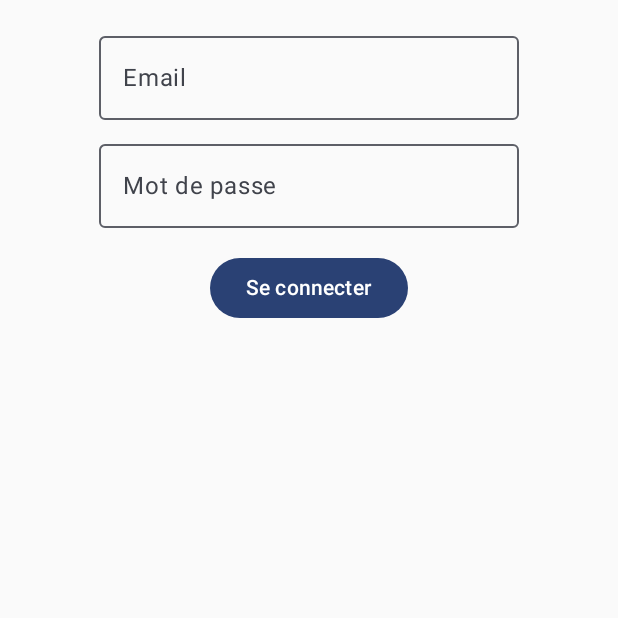
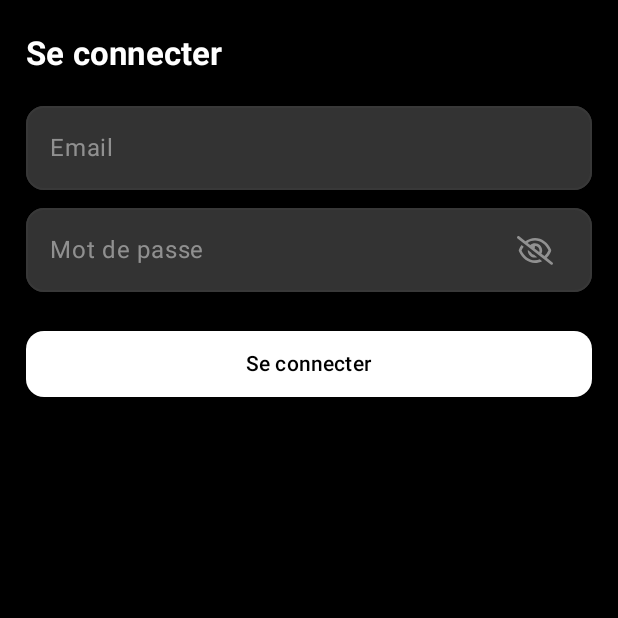
Before and after one commit to Aquillot/harmony-application, an Android app built with Jetpack Compose: the screen it shows after launch (MainActivity), on a phone screen of 412 x 824 dp, the top half of it. Run offline under Robolectric (Android 15) with nearby library versions, the phone set to English and light mode, and no system bars; our stand-ins replace Dagger/Hilt's generated code.

Commit message:
feat(ui): add initial app theme and login screen styling
Added first version of the custom app theme and styled the login screen.
Introduced reusable EmailTextField and PasswordTextField components.

```diff
--- a/app/src/main/java/fr/harmony/MainActivity.kt
+++ b/app/src/main/java/fr/harmony/MainActivity.kt
@@ -7,7 +7,7 @@ import androidx.navigation.compose.NavHost
 import androidx.navigation.compose.composable
 import androidx.navigation.compose.rememberNavController
 import dagger.hilt.android.AndroidEntryPoint
-import fr.harmony.ui.theme.MyApplicationTheme
+import fr.harmony.ui.theme.HarmonyTheme
 import fr.harmony.login.mvi.LoginScreen
 import fr.harmony.api.TokenManager
 import javax.inject.Inject
@@ -23,14 +23,11 @@ class MainActivity : ComponentActivity() {
 
 
         setContent {
-            MyApplicationTheme {
+            HarmonyTheme {
                 val nav = rememberNavController()
-                // Determination de la destination de départ
-                var startDestination = "home"
                 var token = tokenManager.getToken()
-                if (token == null) {
-                    startDestination = "login"
-                }
+                val startDestination = if (token == null) "login" else "home"
+
                 println(startDestination)
                 println(token)
                 NavHost(navController = nav, startDestination = startDestination) {
--- /dev/null
+++ b/app/src/main/java/fr/harmony/components/authentication/EmailTextField.kt
@@ -0,0 +1,46 @@
+package fr.harmony.components.authentication
+
+import androidx.compose.foundation.border
+import androidx.compose.foundation.layout.Box
+import androidx.compose.foundation.layout.fillMaxWidth
+import androidx.compose.foundation.shape.RoundedCornerShape
+import androidx.compose.foundation.text.KeyboardOptions
+import androidx.compose.material3.Text
+import androidx.compose.material3.TextField
+import androidx.compose.material3.TextFieldDefaults
+import androidx.compose.runtime.Composable
+import androidx.compose.ui.Modifier
+import androidx.compose.ui.graphics.Color
+import androidx.compose.ui.text.input.KeyboardType
+import androidx.compose.ui.unit.dp
+import fr.harmony.ui.theme.AppThemeColors
+
+@Composable
+fun EmailTextField(email: String, onEmailChange: (String) -> Unit) {
+    Box(
+        modifier = Modifier
+            .border(1.dp, AppThemeColors.custom.darkCardStroke, RoundedCornerShape(12.dp))
+    ) {
+        TextField(
+            value = email,
+            onValueChange = onEmailChange,
+            label = { Text("Email") },
+            singleLine = true,
+            placeholder = { Text("") },
+            keyboardOptions = KeyboardOptions(keyboardType = KeyboardType.Email),
+            colors = TextFieldDefaults.colors(
+                focusedTextColor = AppThemeColors.custom.textColor,
+                unfocusedTextColor = AppThemeColors.custom.textColor,
+                focusedLabelColor = AppThemeColors.custom.disabledTextColor,
+                unfocusedLabelColor = AppThemeColors.custom.disabledTextColor,
+                unfocusedIndicatorColor = Color.Transparent,
+                focusedIndicatorColor = Color.Transparent,
+                focusedContainerColor = AppThemeColors.custom.darkCard,
+                unfocusedContainerColor = AppThemeColors.custom.darkCard,
+            ),
+            modifier = Modifier
+                .fillMaxWidth(),
+            shape = RoundedCornerShape(12.dp)
+        )
+    }
+}
--- /dev/null
+++ b/app/src/main/java/fr/harmony/components/authentication/PasswordTextField.kt
@@ -0,0 +1,91 @@
+package fr.harmony.components.authentication
+
+import androidx.compose.foundation.border
+import androidx.compose.foundation.layout.Box
+import androidx.compose.foundation.layout.fillMaxWidth
+import androidx.compose.foundation.layout.padding
+import androidx.compose.foundation.layout.size
+import androidx.compose.foundation.shape.RoundedCornerShape
+import androidx.compose.foundation.text.KeyboardOptions
+import androidx.compose.material3.Icon
+import androidx.compose.material3.IconButton
+import androidx.compose.material3.Text
+import androidx.compose.material3.TextField
+import androidx.compose.material3.TextFieldDefaults
+import androidx.compose.runtime.Composable
+import androidx.compose.runtime.getValue
+import androidx.compose.runtime.mutableStateOf
+import androidx.compose.runtime.remember
+import androidx.compose.runtime.setValue
+import androidx.compose.ui.Modifier
+import androidx.compose.ui.graphics.Color
+import androidx.compose.ui.res.painterResource
+import androidx.compose.ui.text.input.KeyboardType
+import androidx.compose.ui.text.input.PasswordVisualTransformation
+import androidx.compose.ui.text.input.VisualTransformation
+import androidx.compose.ui.unit.dp
+import fr.harmony.R
+import fr.harmony.ui.theme.AppThemeColors
+
+
+@Composable
+fun PasswordTextField(password: String, onPasswordChange: (String) -> Unit) {
+    // Variable pour savoir si le mot de passe est visible ou non
+    var passwordVisible by remember { mutableStateOf(false) }
+
+    Box(
+        modifier = Modifier.border(
+            1.dp,
+            AppThemeColors.custom.darkCardStroke,
+            RoundedCornerShape(12.dp)
+        )
+    ) {
+        // Champ de texte pour le mot de passe
+        TextField(
+            value = password,
+            onValueChange = onPasswordChange,
+            label = { Text("Mot de passe") },
+            singleLine = true,
+            placeholder = { Text("") },
+            visualTransformation = if (passwordVisible) VisualTransformation.None else PasswordVisualTransformation(),
+            keyboardOptions = KeyboardOptions(keyboardType = KeyboardType.Password),
+            trailingIcon = {
+                // Icône pour basculer la visibilité du mot de passe
+                IconButton(
+                    onClick = { passwordVisible = !passwordVisible },
+                    modifier = Modifier.padding(end = 14.dp)
+                ) {
+                    if (passwordVisible) {
+                        Icon(
+                            painter = painterResource(id = R.drawable.eye),
+                            contentDescription = "Masquer le mot de passe",
+                            tint = AppThemeColors.custom.disabledTextColor,
+                            modifier = Modifier
+                                .size(24.dp)
+                        )
+                    } else {
+                        Icon(
+                            painter = painterResource(id = R.drawable.eye_slash),
+                            contentDescription = "Afficher le mot de passe",
+                            tint = AppThemeColors.custom.disabledTextColor,
+                            modifier = Modifier
+                                .size(24.dp)
+                        )
+                    }
+                }
+            },
+            colors = TextFieldDefaults.colors(
+                focusedTextColor = AppThemeColors.custom.textColor,
+                unfocusedTextColor = AppThemeColors.custom.textColor,
+                focusedLabelColor = AppThemeColors.custom.disabledTextColor,
+                unfocusedLabelColor = AppThemeColors.custom.disabledTextColor,
+                unfocusedIndicatorColor = Color.Transparent,
+                focusedIndicatorColor = Color.Transparent,
+                focusedContainerColor = AppThemeColors.custom.darkCard,
+                unfocusedContainerColor = AppThemeColors.custom.darkCard,
+            ),
+            modifier = Modifier.fillMaxWidth(),
+            shape = RoundedCornerShape(12.dp)
+        )
+    }
+}
--- a/app/src/main/java/fr/harmony/login/mvi/ViewLogin.kt
+++ b/app/src/main/java/fr/harmony/login/mvi/ViewLogin.kt
@@ -1,6 +1,7 @@
 package fr.harmony.login.mvi
 
 import androidx.compose.foundation.layout.*
+import androidx.compose.foundation.shape.RoundedCornerShape
 import androidx.compose.material3.*
 import androidx.compose.runtime.*
 import androidx.compose.ui.Alignment
@@ -8,6 +9,9 @@ import androidx.compose.ui.Modifier
 import androidx.compose.ui.text.input.PasswordVisualTransformation
 import androidx.compose.ui.unit.dp
 import androidx.hilt.navigation.compose.hiltViewModel
+import fr.harmony.components.authentication.EmailTextField
+import fr.harmony.components.authentication.PasswordTextField
+import fr.harmony.ui.theme.AppThemeColors
 
 
 // hiltViewModel() permet d'injecter le ViewModelLogin dans la fonction
@@ -18,8 +22,13 @@ fun LoginScreen(vm: ModelLogin = hiltViewModel(), onLoginSuccess: (String) -> Un
     // Récupération de l'état du ViewModel en utilisant collectAsState qui permet de réagir aux changements d'état
     val state by vm.state.collectAsState()
     // Attributs de la vue
-    var email    by remember { mutableStateOf("") }
+    var email by remember { mutableStateOf("") }
     var password by remember { mutableStateOf("") }
+
+    Surface(
+        modifier = Modifier.fillMaxSize(),
+        color = MaterialTheme.colorScheme.background
+    ) {
 
         // Affichage selon l'Etat
         when (state) {
@@ -27,22 +36,25 @@ fun LoginScreen(vm: ModelLogin = hiltViewModel(), onLoginSuccess: (String) -> Un
                 // On peut naviguer vers l'écran d'accueil et passer le token
                 onLoginSuccess((state as StateLogin.Success).token)
             }
+
             is StateLogin.Initial -> FormLogin(
                 // On affiche le formulaire de login car l'utilisateur n'est pas connecté
                 email, password,
-            onEmailChange    = { email = it },
+                onEmailChange = { email = it },
                 onPasswordChange = { password = it },
-            onSubmit         = { vm.handleIntent(IntentLogin.Login(email, password)) }
+                onSubmit = { vm.handleIntent(IntentLogin.Login(email, password)) }
             )
+
             is StateLogin.Loading -> CircularProgressIndicator() // On affiche un écran de chargement
-        is StateLogin.Error-> ErrorScreen(
+            is StateLogin.Error -> ErrorScreen(
                 // On affiche un message d'erreur dans un popup et le formulaire de login
                 email, password,
-            onEmailChange    = { email = it },
+                onEmailChange = { email = it },
                 onPasswordChange = { password = it },
-            onSubmit         = { vm.handleIntent(IntentLogin.Login(email, password))},
+                onSubmit = { vm.handleIntent(IntentLogin.Login(email, password)) },
                 (state as StateLogin.Error).message
             )
+        }
     }
 }
 
@@ -57,35 +69,54 @@ fun FormLogin(
     Column(
         modifier = Modifier
             .fillMaxSize()
-            .padding(16.dp),
-        horizontalAlignment = Alignment.CenterHorizontally
+            .padding(11.dp),
+        verticalArrangement = Arrangement.spacedBy(10.dp),
     ) {
-        OutlinedTextField(
-            value = email,
-            onValueChange = onEmailChange,
-            label = { Text("Email") }
+        // Container du formulaire
+        Column(
+            modifier = Modifier
+                .fillMaxSize()
+                .padding(6.dp, 11.dp),
+            verticalArrangement = Arrangement.spacedBy(12.dp),
+        ) {
+            // Titre du formulaire
+            Text(
+                text = "Se connecter",
+                style = MaterialTheme.typography.titleLarge,
+                color = AppThemeColors.custom.textColor,
+                modifier = Modifier.padding(bottom = 10.dp)
             )
-        Spacer(modifier = Modifier.height(8.dp))
-        OutlinedTextField(
-            value = password,
-            onValueChange = onPasswordChange,
-            label = { Text("Mot de passe") },
-            visualTransformation = PasswordVisualTransformation()
-        )
-        Spacer(modifier = Modifier.height(16.dp))
-        Button(onClick = onSubmit) {
+
+            EmailTextField(email = email, onEmailChange = onEmailChange)
+            PasswordTextField(password = password, onPasswordChange = onPasswordChange)
+
+            Button(
+                onClick = onSubmit,
+                colors = ButtonDefaults.buttonColors(
+                    containerColor = AppThemeColors.custom.lightCard,
+                    contentColor = AppThemeColors.custom.darkTextColor
+                ),
+                shape = RoundedCornerShape(12.dp),
+                modifier = Modifier
+                    .fillMaxWidth()
+                    .height(58.dp)
+                    .padding(top = 14.dp)
+            ) {
                 Text("Se connecter")
+            }
         }
     }
 }
 
 @Composable
-fun ErrorScreen(email: String,
+fun ErrorScreen(
+    email: String,
     password: String,
     onEmailChange: (String) -> Unit,
     onPasswordChange: (String) -> Unit,
     onSubmit: () -> Unit,
-                messageError: String) {
+    messageError: String
+) {
 
     Spacer(modifier = Modifier.height(16.dp))
     Column(
@@ -116,7 +147,5 @@ fun ErrorScreen(email: String,
         Button(onClick = onSubmit) {
             Text("Se connecter")
         }
-
     }
-
 }
--- a/app/src/main/java/fr/harmony/ui/theme/Color.kt
+++ b/app/src/main/java/fr/harmony/ui/theme/Color.kt
@@ -2,10 +2,19 @@ package fr.harmony.ui.theme
 
 import androidx.compose.ui.graphics.Color
 
-val Purple80 = Color(0xFFD0BCFF)
-val PurpleGrey80 = Color(0xFFCCC2DC)
-val Pink80 = Color(0xFFEFB8C8)
+val backgroundColor = Color(0xFF000000)
+val primaryColor = Color(0xFFFFFFFF)
 
-val Purple40 = Color(0xFF6650a4)
-val PurpleGrey40 = Color(0xFF625b71)
-val Pink40 = Color(0xFF7D5260)
+val lightCardBackgroundColor = Color(0xFFFFFFFF)
+val lightCardStrokeColor = Color(0xFFFEFEFE)
+
+val darkCardBackgroundColor = Color(0xFF333333)
+val darkCardStrokeColor = Color(0xFF383838)
+
+val darkerCardBackgroundColor = Color(0xFF1B1B1B)
+val darkerCardStrokeColor = Color(0xFF1E1E1E)
+
+val textColor = Color(0xFFFFFFFF)
+val darkTextColor = Color(0xFF000000)
+val subtleTextColor = Color(0xFFFCFBFC)
+val disabledTextColor = Color(0x8FDADADA)
--- a/app/src/main/java/fr/harmony/ui/theme/Theme.kt
+++ b/app/src/main/java/fr/harmony/ui/theme/Theme.kt
@@ -1,58 +1,70 @@
 package fr.harmony.ui.theme
 
-import android.app.Activity
-import android.os.Build
 import androidx.compose.foundation.isSystemInDarkTheme
-import androidx.compose.material3.MaterialTheme
-import androidx.compose.material3.darkColorScheme
-import androidx.compose.material3.dynamicDarkColorScheme
-import androidx.compose.material3.dynamicLightColorScheme
-import androidx.compose.material3.lightColorScheme
+import androidx.compose.material3.*
 import androidx.compose.runtime.Composable
-import androidx.compose.ui.platform.LocalContext
+import androidx.compose.runtime.staticCompositionLocalOf
+import androidx.compose.runtime.CompositionLocalProvider
+import androidx.compose.ui.graphics.Color
 
-private val DarkColorScheme = darkColorScheme(
-    primary = Purple80,
-    secondary = PurpleGrey80,
-    tertiary = Pink80
+// Data class pour les couleurs personnalisées
+data class CustomColors(
+    val darkCard: Color,
+    val darkerCard: Color,
+    val lightCard: Color,
+    val lightCardStroke: Color,
+    val darkCardStroke: Color,
+    val darkerCardStroke: Color,
+    val textColor: Color,
+    val darkTextColor: Color,
+    val subtleTextColor: Color,
+    val disabledTextColor: Color
 )
 
-private val LightColorScheme = lightColorScheme(
-    primary = Purple40,
-    secondary = PurpleGrey40,
-    tertiary = Pink40
+// CompositionLocal pour injecter les couleurs
+val LocalCustomColors = staticCompositionLocalOf<CustomColors> {
+    error("No CustomColors provided")
+}
 
-    /* Other default colors to override
-    background = Color(0xFFFFFBFE),
-    surface = Color(0xFFFFFBFE),
-    onPrimary = Color.White,
-    onSecondary = Color.White,
-    onTertiary = Color.White,
-    onBackground = Color(0xFF1C1B1F),
-    onSurface = Color(0xFF1C1B1F),
-    */
+// Thèmes Material
+private val DarkColorScheme = darkColorScheme(
+    primary = primaryColor,
+    background = backgroundColor,
+    surface = backgroundColor,
 )
 
+// AppTheme avec support clair/sombre et couleurs personnalisées
 @Composable
-fun MyApplicationTheme(
+fun HarmonyTheme(
     darkTheme: Boolean = isSystemInDarkTheme(),
-    // Dynamic color is available on Android 12+
-    dynamicColor: Boolean = true,
     content: @Composable () -> Unit
 ) {
-    val colorScheme = when {
-        dynamicColor && Build.VERSION.SDK_INT >= Build.VERSION_CODES.S -> {
-            val context = LocalContext.current
-            if (darkTheme) dynamicDarkColorScheme(context) else dynamicLightColorScheme(context)
-        }
+    val colorScheme = if (darkTheme) DarkColorScheme else DarkColorScheme
 
-        darkTheme -> DarkColorScheme
-        else -> LightColorScheme
+    val customColors = CustomColors(
+        darkCard = darkCardBackgroundColor,
+        darkerCard = darkerCardBackgroundColor,
+        lightCard = lightCardBackgroundColor,
+        darkCardStroke = darkCardStrokeColor,
+        darkerCardStroke = darkerCardStrokeColor,
+        lightCardStroke = lightCardStrokeColor,
+        textColor = textColor,
+        darkTextColor = darkTextColor,
+        subtleTextColor = subtleTextColor,
+        disabledTextColor = disabledTextColor
+    )
+
+    CompositionLocalProvider(LocalCustomColors provides customColors) {
+        MaterialTheme(
+            colorScheme = colorScheme,
+            typography = Typography,
+            content = content
+        )
     }
+}
 
-    MaterialTheme(
-        colorScheme = colorScheme,
-        typography = Typography,
-        content = content
-    )
+// Accès pratique
+object AppThemeColors {
+    val custom: CustomColors
+        @Composable get() = LocalCustomColors.current
 }
--- a/app/src/main/java/fr/harmony/ui/theme/Type.kt
+++ b/app/src/main/java/fr/harmony/ui/theme/Type.kt
@@ -14,7 +14,14 @@ val Typography = Typography(
         fontSize = 16.sp,
         lineHeight = 24.sp,
         letterSpacing = 0.5.sp
-    )
+    ),
+    titleLarge = TextStyle(
+        fontFamily = FontFamily.Default,
+        fontWeight = FontWeight.Bold,
+        fontSize = 22.sp,
+        lineHeight = 28.sp,
+        letterSpacing = 0.15.sp
+    ),
     /* Other default text styles to override
     titleLarge = TextStyle(
         fontFamily = FontFamily.Default,
--- /dev/null
+++ b/app/src/main/res/drawable/eye.xml
@@ -0,0 +1,9 @@
+<vector xmlns:android="http://schemas.android.com/apk/res/android"
+    android:width="576dp"
+    android:height="512dp"
+    android:viewportWidth="576"
+    android:viewportHeight="512">
+  <path
+      android:fillColor="#FF000000"
+      android:pathData="M572.5,238.1C518.3,115.5 410.9,32 288,32S57.69,115.6 3.47,238.1C1.56,243.4 0,251 0,256c0,4.98 1.56,12.6 3.47,17.03C57.72,396.5 165.1,480 288,480s230.3,-83.58 284.5,-206.1C574.4,268.6 576,260.1 576,256C576,251 574.4,243.4 572.5,238.1zM288,432c-99.48,0 -191.2,-67.5 -239.6,-175.1C97.01,147.4 188.6,80 288,80c99.48,0 191.2,67.5 239.6,175.1C478.1,364.6 387.4,432 288,432zM288,128C217.3,128 160,185.3 160,256s57.33,128 128,128c70.64,0 128,-57.32 128,-127.9C416,185.4 358.7,128 288,128zM288,336c-44.11,0 -80,-35.89 -80,-80c0,-0.75 0.2,-1.44 0.22,-2.18C213.3,255.1 218.5,256 224,256c35.35,0 64,-28.65 64,-64c0,-5.48 -0.88,-10.72 -2.18,-15.78C286.6,176.2 287.3,176 288,176c44.11,0 80,35.89 80,80.05C368,300.1 332.1,336 288,336z"/>
+</vector>
--- /dev/null
+++ b/app/src/main/res/drawable/eye_slash.xml
@@ -0,0 +1,9 @@
+<vector xmlns:android="http://schemas.android.com/apk/res/android"
+    android:width="640dp"
+    android:height="512dp"
+    android:viewportWidth="640"
+    android:viewportHeight="512">
+  <path
+      android:fillColor="#FF000000"
+      android:pathData="M630.8,469.1l-103.5,-81.11c31.35,-31.94 57.79,-70.78 77.21,-114.1c1.91,-4.43 3.47,-12.07 3.47,-17.03c0,-4.98 -1.56,-12.6 -3.47,-17.03c-54.25,-123.4 -161.6,-206.1 -284.5,-206.1c-62.67,0 -121.2,21.95 -170.8,59.62L38.81,5.12C34.41,1.68 29.19,0 24.03,0C16.91,0 9.84,3.16 5.12,9.19c-8.19,10.44 -6.37,25.53 4.07,33.7l591.1,463.1c10.5,8.2 25.57,6.33 33.69,-4.07C643.1,492.4 641.2,477.3 630.8,469.1zM394.4,283.8l-81.65,-63.1C316.1,211.3 319.1,202.2 319.1,192c0,-5.48 -0.87,-10.73 -2.18,-15.78C318.6,176.2 319.3,176 320,176c44.11,0 80,35.89 80,80.05C400,265.9 397.7,275.1 394.4,283.8zM433.2,314.2C442.4,296.8 448,277.2 448,256.1C448,185.4 390.7,128 320,128C287.8,128 258.7,140.2 236.3,159.9L188.3,122.3C228,95.03 273.1,80 320,80c99.48,0 191.2,67.5 239.6,175.1c-18.06,40.38 -42.41,74.43 -70.61,101.9L433.2,314.2zM320,384c13.42,0 26.16,-2.64 38.31,-6.48L302.8,334C279.1,328.8 259.5,312.9 248.8,291.7L192.8,247.8C192.6,250.6 192,253.2 192,256C192,326.7 249.3,384 320,384zM320,432c-99.48,0 -191.2,-67.5 -239.6,-175.1c10.83,-24.22 24.09,-46.03 38.81,-65.86L81.28,160.4c-17.77,23.74 -33.27,50.04 -45.81,78.59C33.56,243.4 31.1,251 31.1,256c0,4.98 1.56,12.6 3.47,17.03c54.25,123.4 161.6,206.1 284.5,206.1c45.46,0 88.77,-11.49 128.1,-32.14l-42.87,-33.59C378,425.4 349.5,432 320,432z"/>
+</vector>
```
Also changed, not shown: app/build.gradle.kts (+7 -7 lines), gradle/libs.versions.toml (+8 -8 lines). Lines whose indentation alone changed are shown as unchanged.
